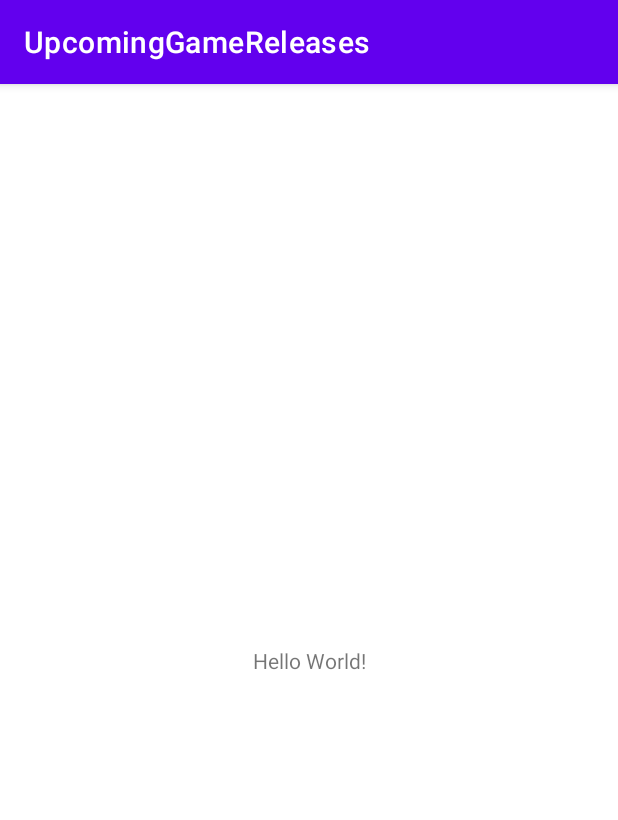
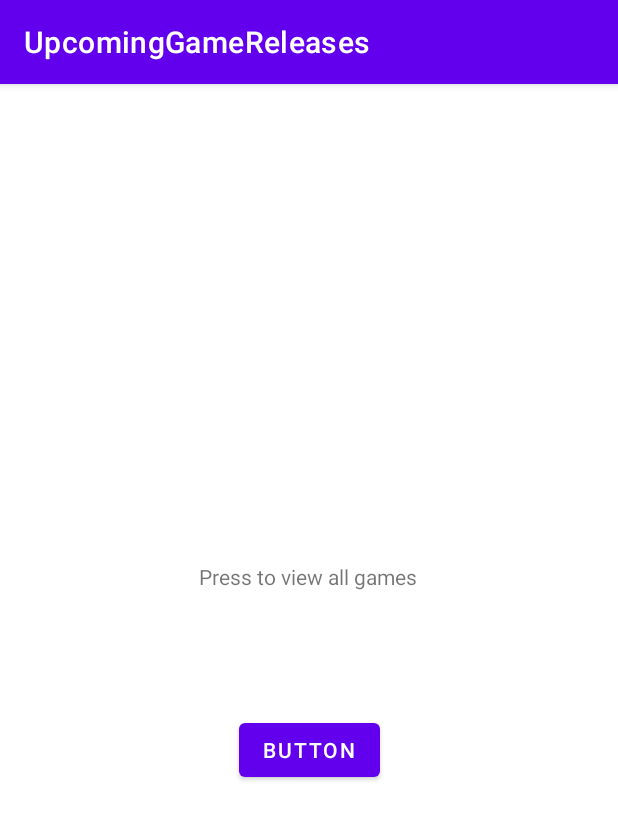
Before and after one commit to carney93/EADCA2_Android, an Android app: the screen it shows after launch (MainActivity), on a phone screen of 412 x 824 dp. Shown: the top 820 px of the screen. Run offline under Robolectric (Android 15) with nearby library versions, the phone set to English and light mode, and no system bars.

```diff
--- a/app/src/main/res/layout/activity_main.xml
+++ b/app/src/main/res/layout/activity_main.xml
@@ -7,12 +7,54 @@
     tools:context=".MainActivity">
 
     <TextView
+        android:id="@+id/hello_text"
         android:layout_width="wrap_content"
         android:layout_height="wrap_content"
-        android:text="Hello World!"
+        android:text="@string/hello_text"
         app:layout_constraintBottom_toBottomOf="parent"
+        app:layout_constraintHorizontal_bias="0.498"
         app:layout_constraintLeft_toLeftOf="parent"
         app:layout_constraintRight_toRightOf="parent"
-        app:layout_constraintTop_toTopOf="parent" />
+        app:layout_constraintTop_toTopOf="parent"
+        app:layout_constraintVertical_bias="0.426" />
+
+    <Button
+        android:id="@+id/button1"
+        android:layout_width="wrap_content"
+        android:layout_height="wrap_content"
+        android:layout_marginTop="68dp"
+        android:onClick="showAllGames"
+        android:text="Button"
+        app:layout_constraintBottom_toBottomOf="parent"
+        app:layout_constraintEnd_toEndOf="parent"
+        app:layout_constraintStart_toStartOf="parent"
+        app:layout_constraintTop_toBottomOf="@+id/hello_text"
+        app:layout_constraintVertical_bias="0.044" />
+
+    <TableLayout
+        android:id="@+id/table1"
+        android:layout_width="match_parent"
+        android:layout_height="match_parent"
+        app:layout_constraintBottom_toBottomOf="parent"
+        app:layout_constraintStart_toStartOf="parent"
+        app:layout_constraintTop_toBottomOf="@+id/hello_text"
+        app:layout_constraintVertical_bias="1.0">
+
+        <TableRow
+            android:layout_width="match_parent"
+            android:layout_height="match_parent" />
+
+        <TableRow
+            android:layout_width="match_parent"
+            android:layout_height="match_parent" />
+
+        <TableRow
+            android:layout_width="match_parent"
+            android:layout_height="match_parent" />
+
+        <TableRow
+            android:layout_width="match_parent"
+            android:layout_height="match_parent" />
+    </TableLayout>
 
 </androidx.constraintlayout.widget.ConstraintLayout>
--- a/app/src/main/res/values/strings.xml
+++ b/app/src/main/res/values/strings.xml
@@ -1,3 +1,4 @@
 <resources>
     <string name="app_name">UpcomingGameReleases</string>
+    <string name="hello_text">Press to view all games</string>
 </resources>
```
Also changed, not shown: app/src/main/java/com/example/upcominggamereleases/ApiCaller.java (added, +37 -0 lines), app/src/main/java/com/example/upcominggamereleases/MainActivity.java (+16 -0 lines).
